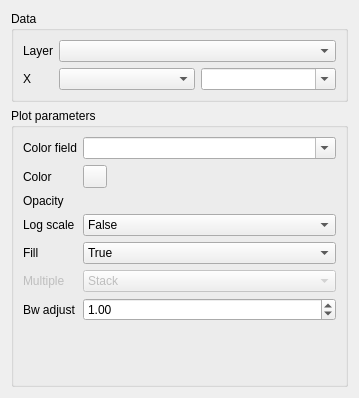
GispoCoding/eis_qgis_plugin, file eis_qgis_plugin/resources/ui/explore/wizard_plot_kde.ui: the form before one commit.
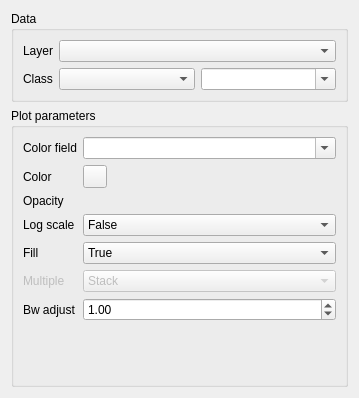
The form after the commit. Custom widgets are drawn as their Qt base class.

Commit message: feat(wizard-eda): Rename categorical plots variable label from 'X' to 'Class'

```diff
--- a/eis_qgis_plugin/resources/ui/explore/wizard_plot_kde.ui
+++ b/eis_qgis_plugin/resources/ui/explore/wizard_plot_kde.ui
@@ -57,7 +57,7 @@
       <item row="1" column="0">
        <widget class="QLabel" name="label_5">
         <property name="text">
-         <string>X</string>
+         <string>Class</string>
         </property>
        </widget>
       </item>
```
The commit also changes 1 other file.
